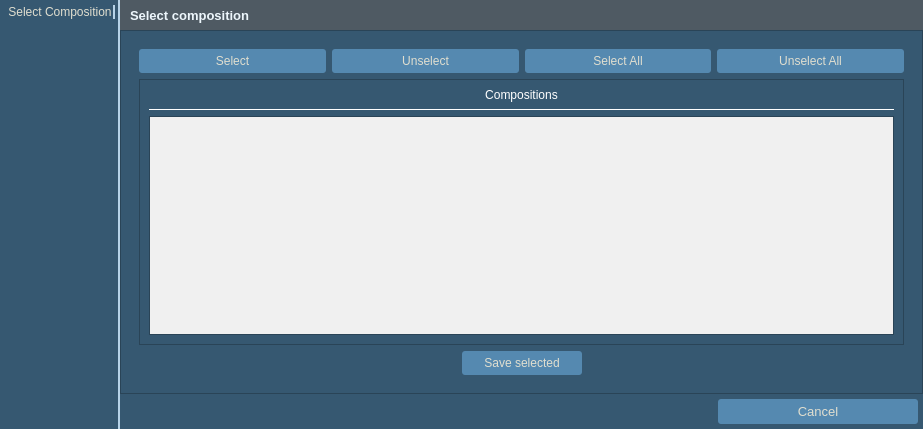
Before: the Qt Designer form Kompozycje/compositions_saver.ui in GIAPspzoo/GIAP_PolaMap_lite, drawn with Qt 5.
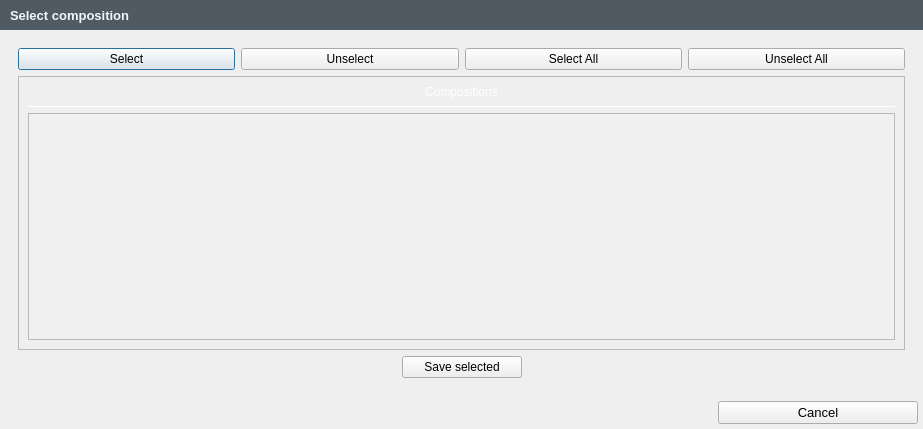
After: the same form once the commit is applied. Icons and pictures are not drawn.

Diff of the .ui file:
```diff
--- a/Kompozycje/compositions_saver.ui
+++ b/Kompozycje/compositions_saver.ui
@@ -36,421 +36,7 @@
     <normaloff>:/plugins/GIAP-giap_layout/icons/giap_logo.png</normaloff>:/plugins/GIAP-giap_layout/icons/giap_logo.png</iconset>
   </property>
   <property name="styleSheet">
-   <string notr="true">* {
-background-color: #365871;
-color:#E0DECF;
-font: 10pt &quot;Segoe UI&quot;;
-}
-QLabel{
-font: 10pt &quot;Segoe UI&quot;;
-color:#E0DECF;
-height: 35px;
-}
-QCheckBox::indicator {
-  width: 13px;
-    height: 13px;
-border: 0px solid #E0DECF;
-}
-QCheckBox::indicator:checked {
- image: url(:/plugins/GIAP-PolaMap/icons/checked.png);
-  width: 13px;
-    height: 13px;
-}
-QCheckBox::indicator:unchecked {
- image: url(:/plugins/GIAP-PolaMap/icons/unchecked.png);
-  width: 13px;
-    height: 13px;
-}
-
-QScrollBar:horizontal {
-    height: 15px;
-}
-QScrollBar::handle:horizontal {
-    background: #5589B0;
-    border-radius: 5px;
-    width: 10px;
-    margin: 2px 0 2px 0;
-}
-QScrollBar::add-line:horizontal, QScrollBar::sub-line:horizontal  {
-    border: 1px solid transparent;
-    background: transparent;
-    width: 12px;
-}
- QScrollBar:vertical {
-     width: 15px;
- }
- QScrollBar::handle:vertical {
-     background: #5589B0;
-     height: 10px;
-     border-radius: 5px;
-         margin: 0px 2px 0px 2px;
- }
- QScrollBar::add-line:vertical{
-    border: 1px solid transparent;
-     background: transparent;
-     height: 12px;
- }
-
- QScrollBar::sub-line:vertical {
-      border: 1px solid transparent;
-     background: transparent;
-     height: 12px;
- }
-
-QAbstractScrollArea::corner {
- border: 1px solid transparent;
-width: 0px; 
-height: 0px;
-}
-
-QPushButton {
-padding: 5px;
-}
-
-QLineEdit, QTextEdit{
-border: 1px solid;
-border-radius:3px;
-border-color: #263c4e;
-background-color: #263c4e;
-}
-
-QLineEdit:focus{
-border: solid;
-border-style: solid;
-border-width: 1px;
-border-color: #E0DECF;
-}
-
-QPushButton {
-border: none;
-border-width: 1px;
-border-radius:3px;
-background-color: #5589B0;
-}
-QPushButton:checked {
-background-color: #5589B0;
-border: solid;
-border-width: 1px;
-border-color: #5589B0;
-}
-
-QPushButton:pressed {
-background-color: #5589B0;
-border: solid;
-border-width: 1px;
-border-color:#5589B0;
-}
-QPushButton:hover {
-background-color: #5589B0;
-border-radius: 3px;
-border: solid;
-border-style: solid;
-border-width: 1px;
-border-color: #E0DECF;
-}
-
-QToolButton {
-border: none;
-border-width: 1px;
-border-radius:3px;
-background-color: #5589B0;
-}
-
-QToolButton:checked {
-background-color: #5589B0;
-border: solid;
-border-width: 1px;
-border-color: #5589B0;
-}
-QToolButton:hover {
-background-color: #5589B0;
-border-radius: 3px;
-border: solid;
-border-style: solid;
-border-width: 1px;
-border-color: #E0DECF;
-}
-
-
-QToolButton:pressed {
-background-color: #5589B0;
-border: solid;
-border-width: 1px;
-border-color:#5589B0;
-}
-
-QToolButton::menu, QToolButton::menu-button {
-background-color: #263C4E;
-border: solid;
-border-width: 1px;
-border-color: #5589B0;
-}
-
-QMenu::item:selected {
-background-color:  #5589B0;
-}
-
-QComboBox QListView{
-selection-background-color:  #5589B0;
-    color: #E0DECF;
-     padding: 2px;
-}
-
-QComboBox:editable {
-border: 0px solid #5589B0;
-border-radius: 3px;
-background-color: #263c4e;
-padding: 0px 0px 0px 3px;
-}
-
-QComboBox:editable:focus{
-border: solid;
-border-style: solid;
-border-width: 1px;
-border-color: #E0DECF;
-}
-
-QComboBox:!editable {
-border: 0px solid #5589B0;
-border-radius: 3px;
-background-color: #263c4e;
-padding:0px 3px 0px 3px;
-}
-
-QComboBox:!editable:on {
-background-color: #263c4e;
-border: solid;
-border-width: 1px;
-border-color: #365871;
-padding:0px 5px 0px 3px;
-}
-
-QComboBox::drop-down {
-border-left: solid;
-border-width: 0px;
-background-color: #263c4e;
-border-radius: 3px;
-}
-QComboBox::drop-down:editable:on {
-background-color:#263c4e;
-border: solid;
-border-width: 1px;
-border-color: #263c4e;
-}
-
-QComboBox::drop-down:!editable:on {
-background-color: #263c4e;
-}
-
-QComboBox::down-arrow {
-        image:  url(:/plugins/GIAP-PolaMap/icons/branch-open.png);
-    width: 18px;
-    height: 28px;
-}
-
-QComboBox::down-arrow:hover, QComboBox::down-arrow:pressed{
-border: solid;
-border-width: 0px;
-border-color: #E0DECF;
-border-radius: 3px;
-margin:0px 3px 0px -1px;
-}
-
-QToolTip {
-color:white;
-	font: 9pt &quot;Segoe UI&quot;;
-font-weight: normal;
-border-style: double;
-border: 0.1rem;
-border-radius: 0.3rem;
-background-color:#4F5A63;
-}
-
-Line {
-color: qlineargradient(spread:pad, x1:0, y1:1, x2:0, y2:0, stop:0 rgba(65, 97, 124, 255), stop:1 rgba(90, 135, 172, 255));
-}
-
-QTabBar::tab {
-border-top-left-radius: 3px;
-border-top-right-radius: 3px;
-padding:1px 0px 1px 0px;
-margin-top: 2px;
-color: #E0DECF;
-font-weight: 550;
-}
-
-QTabBar::tab:selected {
-border: 0rem solid;
-border-color:#5589B0;
-margin-bottom: 2px;
-border-bottom: 2px solid #E0DECF;
-font-weight: 650;
-color: #E0DECF;
-}
-QTabBar::tab:hover {
-border: 0rem solid;
-background: transparent;
-margin-bottom: 2px;
-border-bottom: 2px solid #E0DECF;
-font-weight: 650;
-}
-
-QTabBar::tab:!selected {
-border: 0rem solid;
-background: transparent;
-margin-bottom: 2px;
-border-bottom: 2px solid transparent;
-font-weight: 550;
-color: #B3B2A6;
-}
-QTabBar::tab:!selected:hover {
-border: 0rem solid;
-background: transparent;
-margin-bottom: 2px;
-border-bottom: 2px solid #E0DECF;
-font-weight: 550;
-color: #B3B2A6;
-}
-
-QTabBar::tab:last:!selected {
-margin-right: 1px;
-}
-
-QTabWidget::pane {
-border-top:1px solid #B3B2A6;
-border-bottom: 0px solid #B3B2A6;
-}
-
-QTabWidget::tab-bar {
-left: 5px;
-right: 5px;
-}
-
-QTreeView {
-    border: 0rem solid;
-    border-color: #5589B0;
-    margin: 0.2rem;
-   show-decoration-selected: 1;
-}
-
-QTreeView::item,
-QTreeView::branch {
-    color: black;
-     padding:2px;
-}
-
-QTreeView:branch:hover,
-QTreeView:item:hover
-{
-    background-color: #5589B0;
-    color: white;
-}
-
-QTreeView:branch:selected,
-QTreeView:item:selected
-{
-    background-color: #5589B0;
-    color: white;
-}
-
-QTreeView::branch:has-children:!has-siblings:closed,
-QTreeView::branch:closed:has-children:has-siblings {
-        border-image: none;
-        image: url(:/plugins/GIAP-PolaMap/icons/branch-closed.png);
-}
-
-QTreeView::branch:open:has-children:!has-siblings,
-QTreeView::branch:open:has-children:has-siblings  {
-        border-image: none;
-        image:  url(:/plugins/GIAP-PolaMap/icons/branch-open.png);
-}
-
-QProgressBar {
-    border: 0.2rem solid #365871;
-    background-color: #365871;
-    border-radius: 0.3rem;
-    text-align: center;
-    color: white;
-}
-
-QProgressBar::chunk {
-    background-color: #5589B0;
-}
-QSpinBox, QDoubleSpinBox,
-QSpinBox:editable,
-QSpinBox:hover,
-QSpinBox:pressed,
-QDoubleSpinBox:editable,
-QDoubleSpinBox:hover,
-QDoubleSpinBox:pressed {
-    border: 0.1rem solid;
-    border-radius: 0.3rem;
-    border-color: #263c4e;
-background-color: #263c4e;
-}
-QSpinBox:focus, QDoubleSpinBox:focus {
-border-style: solid;
-border-width: 0rem;
-border-color: #E0DECF;
-}
-QSpinBox:disabled, QDoubleSpinBox:disabled {
-  border: none;
-  border-bottom: 0.1rem solid #263c4e;
-  border-radius: 0;
-  background: #263c4e;
-  color: #000000;
-}
-QSpinBox::up-button, QDoubleSpinBox::up-button{
-  subcontrol-origin: border;
-  subcontrol-position: top right;
-  border: 0rem solid white;
-  border-radius: 3;
-  background: #263c4e;
-}
-QSpinBox::down-button, QDoubleSpinBox::down-button {
-  subcontrol-origin: border;
-  subcontrol-position: bottom right;
-  border: 0rem solid white;
-  border-radius: 3;
-  background: #263c4e;
-}
-QSpinBox::down-button:hover, QDoubleSpinBox::down-button:hover, QSpinBox::up-button:hover, QDoubleSpinBox::up-button:hover {
-border: solid;
-border-width: 0.1rem;
-border-color: #E0DECF;
-}
-QSpinBox::up-arrow,QDoubleSpinBox::up-arrow {
-  image: url(:/plugins/GIAP-PolaMap/icons/spinup.png);
-    width: 18px;
-    height: 18px;
-}
-QSpinBox::up-arrow:disabled,
-QSpinBox::up-arrow:off {
-  image: none;
-}
-QSpinBox::down-arrow, QDoubleSpinBox::down-arrow {
-  image: url(:/plugins/GIAP-PolaMap/icons/spindown.png);
-    width: 18px;
-    height: 18px;
-}
-QSpinBox::down-arrow:disabled,
-QSpinBox::down-arrow:off,
- QDoubleSpinBox::down-arrow:disabled,
-QDoubleSpinBox::down-arrow:off{
-  image: none;
-}
-
-QTableView {
-border:1px solid #2A4457;
-color:white;
-selection-background-color: #6FB1E3;
- selection-color: white;
-}
-QTableView::item:selected {
-color:white;
-selection-background-color: #6FB1E3;
-selection-color: white;
-}</string>
+   <string notr="true"/>
   </property>
   <property name="locale">
    <locale language="English" country="UnitedKingdom"/>
@@ -474,7 +60,7 @@
    <property name="spacing">
     <number>0</number>
    </property>
-   <item row="1" column="1">
+   <item row="0" column="0">
     <widget class="QStackedWidget" name="stackedWidget">
      <property name="font">
       <font>
@@ -568,10 +154,10 @@
        <item row="1" column="0">
         <widget class="QFrame" name="frame_17">
          <property name="frameShape">
-          <enum>QFrame::StyledPanel</enum>
+          <enum>QFrame::NoFrame</enum>
          </property>
          <property name="frameShadow">
-          <enum>QFrame::Raised</enum>
+          <enum>QFrame::Plain</enum>
          </property>
          <layout class="QGridLayout" name="gridLayout_17">
           <item row="0" column="1">
@@ -775,7 +361,7 @@
      </widget>
     </widget>
    </item>
-   <item row="2" column="1">
+   <item row="1" column="0">
     <layout class="QHBoxLayout" name="horizontalLayout">
      <property name="spacing">
       <number>5</number>
@@ -835,77 +421,6 @@
      </item>
     </layout>
    </item>
-   <item row="0" column="0" rowspan="3">
-    <widget class="QFrame" name="frame">
-     <property name="minimumSize">
-      <size>
-       <width>120</width>
-       <height>0</height>
-      </size>
-     </property>
-     <property name="font">
-      <font>
-       <family>Segoe UI</family>
-       <pointsize>10</pointsize>
-       <weight>50</weight>
-       <italic>false</italic>
-       <bold>false</bold>
-      </font>
-     </property>
-     <property name="styleSheet">
-      <string notr="true">
-       QFrame {
-       border-right: 2px solid #b7d3e8;
-       }</string>
-     </property>
-     <layout class="QVBoxLayout" name="verticalLayout">
-      <property name="spacing">
-       <number>20</number>
-      </property>
-      <property name="leftMargin">
-       <number>5</number>
-      </property>
-      <property name="topMargin">
-       <number>5</number>
-      </property>
-      <property name="rightMargin">
-       <number>5</number>
-      </property>
-      <property name="bottomMargin">
-       <number>5</number>
-      </property>
-      <item>
-       <widget class="QLabel" name="label_side">
-        <property name="styleSheet">
-         <string notr="true">
-</string>
-        </property>
-        <property name="text">
-         <string>Select Composition</string>
-        </property>
-        <property name="alignment">
-         <set>Qt::AlignCenter</set>
-        </property>
-       </widget>
-      </item>
-      <item>
-       <spacer name="verticalSpacer_3">
-        <property name="orientation">
-         <enum>Qt::Vertical</enum>
-        </property>
-        <property name="sizeHint" stdset="0">
-         <size>
-          <width>20</width>
-          <height>40</height>
-         </size>
-        </property>
-       </spacer>
-      </item>
-     </layout>
-     <zorder>verticalSpacer_3</zorder>
-     <zorder>label_side</zorder>
-    </widget>
-   </item>
   </layout>
  </widget>
  <resources/>
```
